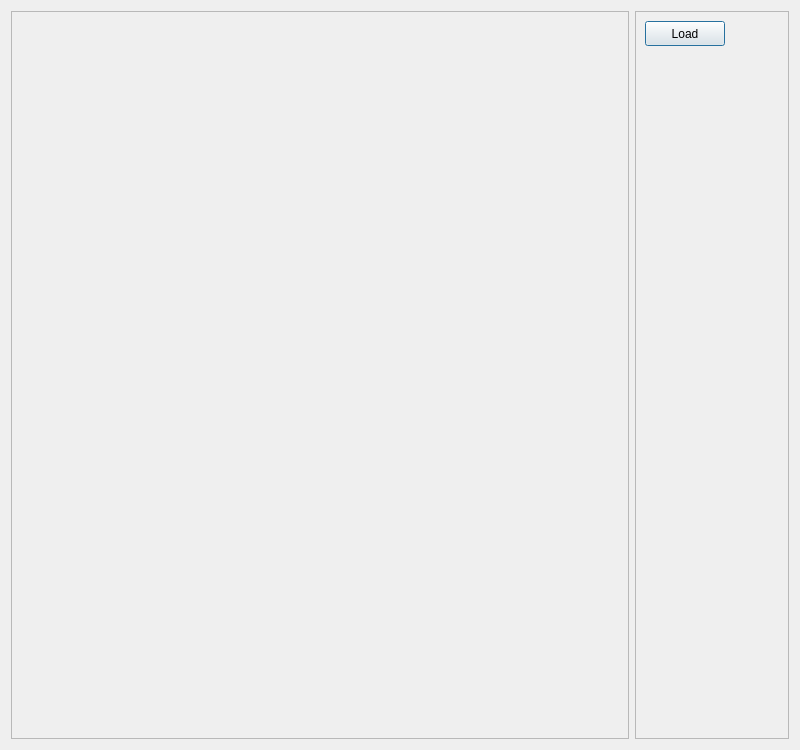
Qt form core/View/loadimagedialog.ui (altaybrusan/ibex) before a commit.
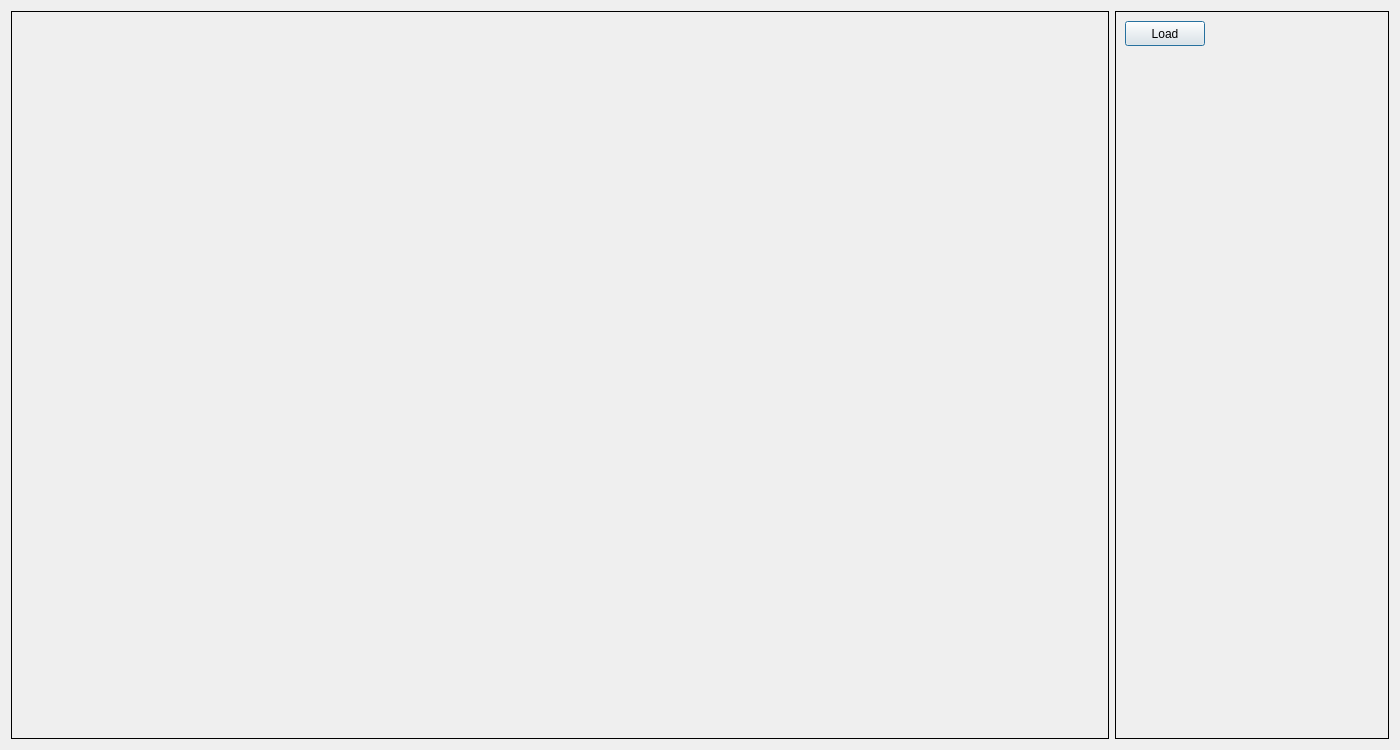
The same form after that commit.

The edit to the form file:
```diff
--- a/core/View/loadimagedialog.ui
+++ b/core/View/loadimagedialog.ui
@@ -6,10 +6,16 @@
    <rect>
     <x>0</x>
     <y>0</y>
-    <width>800</width>
+    <width>1400</width>
     <height>750</height>
    </rect>
   </property>
+  <property name="sizePolicy">
+   <sizepolicy hsizetype="Maximum" vsizetype="Preferred">
+    <horstretch>0</horstretch>
+    <verstretch>0</verstretch>
+   </sizepolicy>
+  </property>
   <property name="windowTitle">
    <string>load file dialog</string>
   </property>
@@ -23,10 +29,10 @@
       </sizepolicy>
      </property>
      <property name="frameShape">
-      <enum>QFrame::StyledPanel</enum>
+      <enum>QFrame::Panel</enum>
      </property>
      <property name="frameShadow">
-      <enum>QFrame::Raised</enum>
+      <enum>QFrame::Plain</enum>
      </property>
      <layout class="QHBoxLayout" name="horizontalLayout_2"/>
     </widget>
@@ -40,10 +46,10 @@
       </sizepolicy>
      </property>
      <property name="frameShape">
-      <enum>QFrame::StyledPanel</enum>
+      <enum>QFrame::Panel</enum>
      </property>
      <property name="frameShadow">
-      <enum>QFrame::Raised</enum>
+      <enum>QFrame::Plain</enum>
      </property>
      <layout class="QFormLayout" name="formLayout">
       <item row="0" column="0">
```
